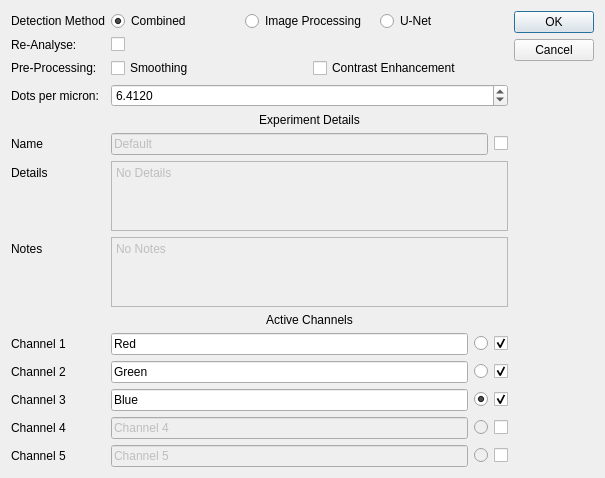
Old version of the form gui/definitions/ui/analysis_settings_dialog.ui in the repository SilMon/NucDetect.
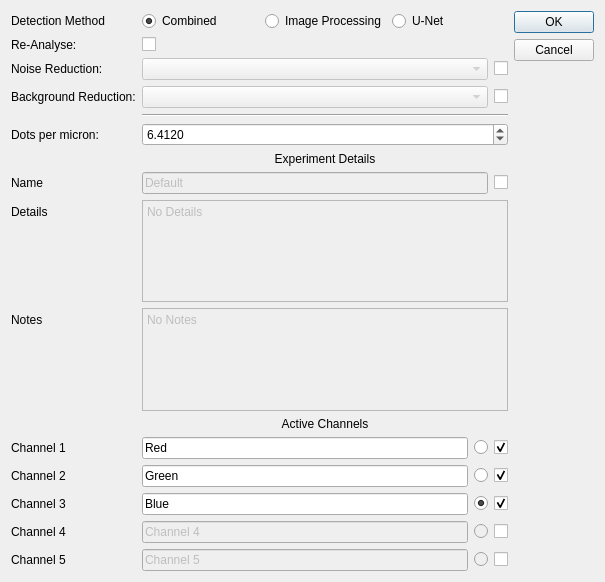
New version of the form.

```diff
--- a/gui/definitions/ui/analysis_settings_dialog.ui
+++ b/gui/definitions/ui/analysis_settings_dialog.ui
@@ -7,7 +7,7 @@
     <x>0</x>
     <y>0</y>
     <width>605</width>
-    <height>477</height>
+    <height>582</height>
    </rect>
   </property>
   <property name="windowTitle">
@@ -81,41 +81,94 @@
       </widget>
      </item>
      <item row="2" column="0">
-      <widget class="QLabel" name="label_13">
+      <widget class="QLabel" name="label_12">
+       <property name="sizePolicy">
+        <sizepolicy hsizetype="Expanding" vsizetype="Preferred">
+         <horstretch>0</horstretch>
+         <verstretch>0</verstretch>
+        </sizepolicy>
+       </property>
        <property name="text">
-        <string>Pre-Processing:</string>
+        <string>Noise Reduction:</string>
        </property>
       </widget>
      </item>
      <item row="2" column="1">
       <layout class="QHBoxLayout" name="horizontalLayout_12">
        <item>
-        <widget class="QCheckBox" name="cbx_smoothing">
-         <property name="text">
-          <string>Smoothing</string>
+        <widget class="QComboBox" name="cmbx_noise">
+         <property name="enabled">
+          <bool>false</bool>
          </property>
+         <property name="sizePolicy">
+          <sizepolicy hsizetype="Expanding" vsizetype="Fixed">
+           <horstretch>0</horstretch>
+           <verstretch>0</verstretch>
+          </sizepolicy>
+         </property>
         </widget>
        </item>
        <item>
         <widget class="QCheckBox" name="cbx_preproc">
          <property name="text">
-          <string>Contrast Enhancement</string>
+          <string/>
          </property>
-         <property name="checked">
+        </widget>
+       </item>
+      </layout>
+     </item>
+     <item row="4" column="0">
+      <widget class="QLabel" name="label_16">
+       <property name="sizePolicy">
+        <sizepolicy hsizetype="Expanding" vsizetype="Preferred">
+         <horstretch>0</horstretch>
+         <verstretch>0</verstretch>
+        </sizepolicy>
+       </property>
+       <property name="text">
+        <string>Background Reduction:</string>
+       </property>
+      </widget>
+     </item>
+     <item row="4" column="1">
+      <layout class="QHBoxLayout" name="horizontalLayout_11">
+       <item>
+        <widget class="QComboBox" name="cmbx_bckg">
+         <property name="enabled">
           <bool>false</bool>
          </property>
+         <property name="sizePolicy">
+          <sizepolicy hsizetype="Expanding" vsizetype="Fixed">
+           <horstretch>0</horstretch>
+           <verstretch>0</verstretch>
+          </sizepolicy>
+         </property>
         </widget>
        </item>
+       <item>
+        <widget class="QCheckBox" name="cbx_bckg">
+         <property name="text">
+          <string/>
+         </property>
+        </widget>
+       </item>
       </layout>
      </item>
-     <item row="3" column="0">
+     <item row="6" column="1">
+      <widget class="Line" name="line_2">
+       <property name="orientation">
+        <enum>Qt::Horizontal</enum>
+       </property>
+      </widget>
+     </item>
+     <item row="7" column="0">
       <widget class="QLabel" name="label_11">
        <property name="text">
         <string>Dots per micron:</string>
        </property>
       </widget>
      </item>
-     <item row="3" column="1">
+     <item row="7" column="1">
       <widget class="QDoubleSpinBox" name="spbx_mmpd">
        <property name="toolTip">
         <string>Standard value (6.412) assumes a 1024x1024 image at 400 magnification</string>
@@ -134,7 +187,7 @@
        </property>
       </widget>
      </item>
-     <item row="4" column="1">
+     <item row="8" column="1">
       <widget class="QLabel" name="label_9">
        <property name="text">
         <string>Experiment Details</string>
@@ -144,14 +197,14 @@
        </property>
       </widget>
      </item>
-     <item row="5" column="0">
+     <item row="9" column="0">
       <widget class="QLabel" name="label">
        <property name="text">
         <string>Name</string>
        </property>
       </widget>
      </item>
-     <item row="5" column="1">
+     <item row="9" column="1">
       <layout class="QHBoxLayout" name="horizontalLayout_7">
        <item>
         <widget class="QLineEdit" name="le_name">
@@ -178,14 +231,14 @@
        </item>
       </layout>
      </item>
-     <item row="6" column="0">
+     <item row="10" column="0">
       <widget class="QLabel" name="label_8">
        <property name="text">
         <string>Details</string>
        </property>
       </widget>
      </item>
-     <item row="6" column="1">
+     <item row="10" column="1">
       <widget class="QPlainTextEdit" name="pte_details">
        <property name="enabled">
         <bool>false</bool>
@@ -198,14 +251,14 @@
        </property>
       </widget>
      </item>
-     <item row="7" column="0">
+     <item row="11" column="0">
       <widget class="QLabel" name="label_10">
        <property name="text">
         <string>Notes</string>
        </property>
       </widget>
      </item>
-     <item row="7" column="1">
+     <item row="11" column="1">
       <layout class="QHBoxLayout" name="horizontalLayout_8">
        <item>
         <widget class="QPlainTextEdit" name="pte_notes">
@@ -229,7 +282,7 @@
        </property>
       </widget>
      </item>
-     <item row="8" column="1">
+     <item row="12" column="1">
       <widget class="QLabel" name="label_7">
        <property name="text">
         <string>Active Channels</string>
@@ -239,14 +292,14 @@
        </property>
       </widget>
      </item>
-     <item row="10" column="0">
+     <item row="14" column="0">
       <widget class="QLabel" name="label_2">
        <property name="text">
         <string>Channel 1</string>
        </property>
       </widget>
      </item>
-     <item row="10" column="1">
+     <item row="14" column="1">
       <layout class="QHBoxLayout" name="horizontalLayout_2">
        <item>
         <widget class="QLineEdit" name="le_one">
@@ -286,14 +339,14 @@
        </item>
       </layout>
      </item>
-     <item row="11" column="0">
+     <item row="15" column="0">
       <widget class="QLabel" name="label_3">
        <property name="text">
         <string>Channel 2</string>
        </property>
       </widget>
      </item>
-     <item row="11" column="1">
+     <item row="15" column="1">
       <layout class="QHBoxLayout" name="horizontalLayout_3">
        <item>
         <widget class="QLineEdit" name="le_two">
@@ -336,14 +389,14 @@
        </item>
       </layout>
      </item>
-     <item row="12" column="0">
+     <item row="16" column="0">
       <widget class="QLabel" name="label_4">
        <property name="text">
         <string>Channel 3</string>
        </property>
       </widget>
      </item>
-     <item row="12" column="1">
+     <item row="16" column="1">
       <layout class="QHBoxLayout" name="horizontalLayout_4">
        <item>
         <widget class="QLineEdit" name="le_three">
@@ -386,14 +439,14 @@
        </item>
       </layout>
      </item>
-     <item row="13" column="0">
+     <item row="17" column="0">
       <widget class="QLabel" name="label_5">
        <property name="text">
         <string>Channel 4</string>
        </property>
       </widget>
      </item>
-     <item row="13" column="1">
+     <item row="17" column="1">
       <layout class="QHBoxLayout" name="horizontalLayout_5">
        <item>
         <widget class="QLineEdit" name="le_four">
@@ -436,14 +489,14 @@
        </item>
       </layout>
      </item>
-     <item row="14" column="0">
+     <item row="18" column="0">
       <widget class="QLabel" name="label_6">
        <property name="text">
         <string>Channel 5</string>
        </property>
       </widget>
      </item>
-     <item row="14" column="1">
+     <item row="18" column="1">
       <layout class="QHBoxLayout" name="horizontalLayout_6">
        <item>
         <widget class="QLineEdit" name="le_five">
```
Left out of the diff: 8 changed lines with no effect on the pictures.
